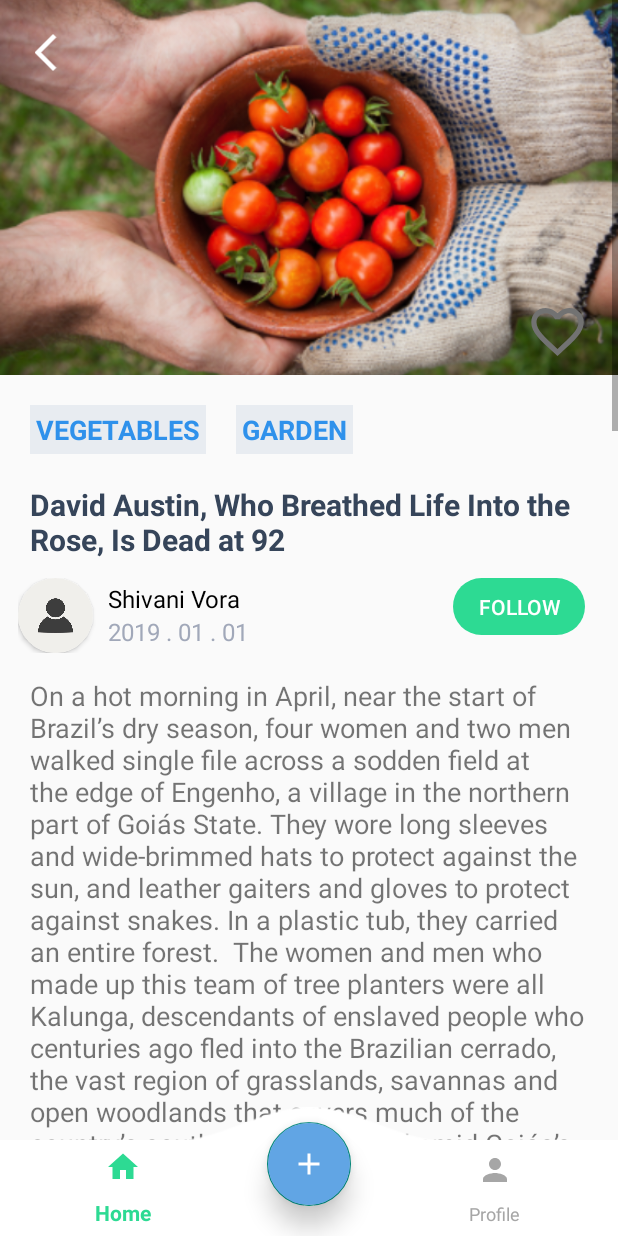
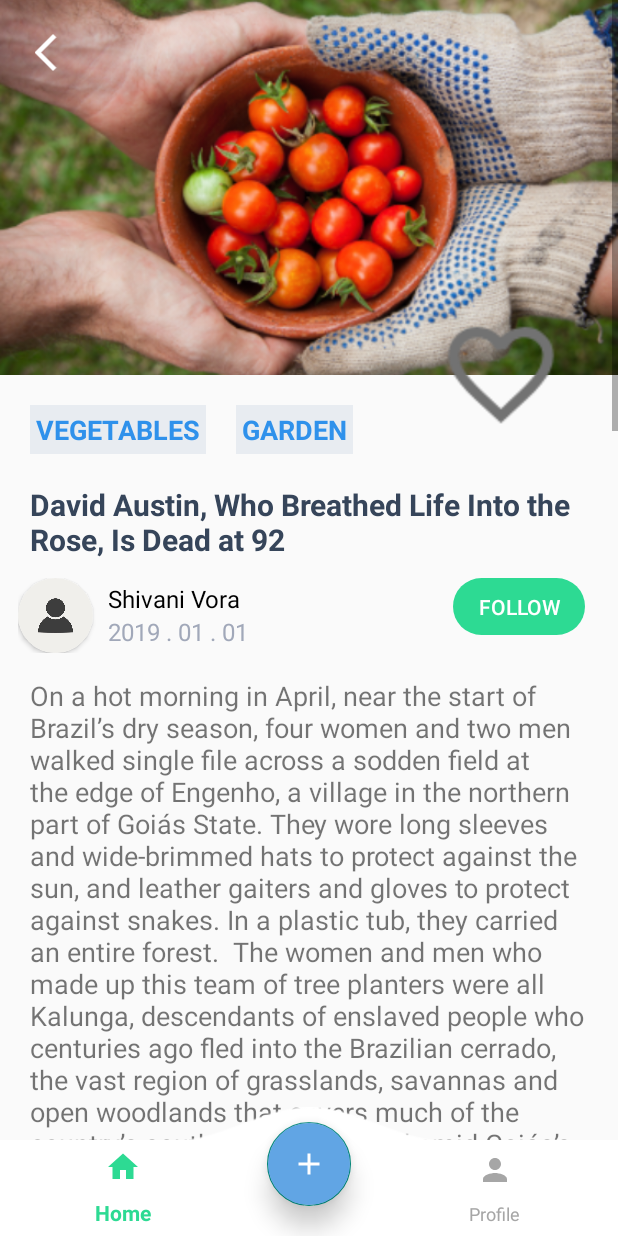
Before and after one commit to thathcmus/app_des_gr2, an Android app built with Jetpack Compose: the fragment ArticlesDetailFragment placed in its activity, on a phone screen of 412 x 824 dp. Run offline under Robolectric (Android 15) with nearby library versions, the phone set to English and light mode, and no system bars; our stand-ins replace Firebase (no records; nobody signed in at launch, a user with empty details on screens opened directly); 2 statements that could not run were skipped.

Commit message:
feat: add liked btn feature in articles detail

```diff
--- a/Plant/app/src/main/res/drawable/seletor_wishlist_item.xml
+++ b/Plant/app/src/main/res/drawable/seletor_wishlist_item.xml
@@ -2,7 +2,8 @@
 <selector xmlns:android="http://schemas.android.com/apk/res/android">
     <item
         android:drawable="@drawable/ic_heart_outlined"
-        android:state_checked="false"/>
+        android:state_checked="false"
+        />
 
     <item
         android:drawable="@drawable/ic_heart_filled"
--- a/Plant/app/src/main/res/layout/fragment_articles_detail.xml
+++ b/Plant/app/src/main/res/layout/fragment_articles_detail.xml
@@ -1,16 +1,14 @@
 <ScrollView xmlns:android="http://schemas.android.com/apk/res/android"
+    xmlns:app="http://schemas.android.com/apk/res-auto"
+    xmlns:tools="http://schemas.android.com/tools"
     android:layout_width="match_parent"
     android:layout_height="match_parent"
     android:fillViewport="true">
     <TableLayout
-        xmlns:app="http://schemas.android.com/apk/res-auto"
-        xmlns:tools="http://schemas.android.com/tools"
         android:layout_width="match_parent"
         android:layout_height="match_parent"
         android:stretchColumns="1">
         <androidx.constraintlayout.widget.ConstraintLayout
-            xmlns:app="http://schemas.android.com/apk/res-auto"
-            xmlns:tools="http://schemas.android.com/tools"
             android:layout_width="match_parent"
             android:layout_height="match_parent"
             tools:context=".fragment.ArticlesDetailFragment">
@@ -37,16 +35,16 @@
                 />
 
             <CheckBox
+                android:id="@+id/likedBtnDetail"
+                android:layout_width="80dp"
+                android:layout_height="80dp"
                 android:button="@drawable/seletor_wishlist_item"
-
-                android:layout_width="42dp"
-                android:layout_height="42dp"
-                android:layout_marginTop="200dp"
-                android:src="@drawable/like_btn"
-                app:layout_constraintEnd_toEndOf="parent"
-                app:layout_constraintHorizontal_bias="0.948"
-                app:layout_constraintStart_toStartOf="parent"
-                app:layout_constraintTop_toTopOf="@+id/ivArticlesDetail" />
+                android:scaleX="2"
+                android:scaleY="2"
+                app:layout_constraintBottom_toBottomOf="@+id/ivArticlesDetail"
+                app:layout_constraintEnd_toEndOf="@+id/ivArticlesDetail"
+                android:layout_marginBottom="-40dp"
+                />
             <androidx.constraintlayout.widget.ConstraintLayout
                 android:layout_width="match_parent"
                 android:layout_height="wrap_content"
```
Also changed, not shown: Plant/app/src/main/java/com/example/plant/adapter/ArticleRecyclerAdapter.kt (+4 -8 lines), Plant/app/src/main/java/com/example/plant/fragment/ArticlesDetailFragment.kt (+43 -0 lines).
